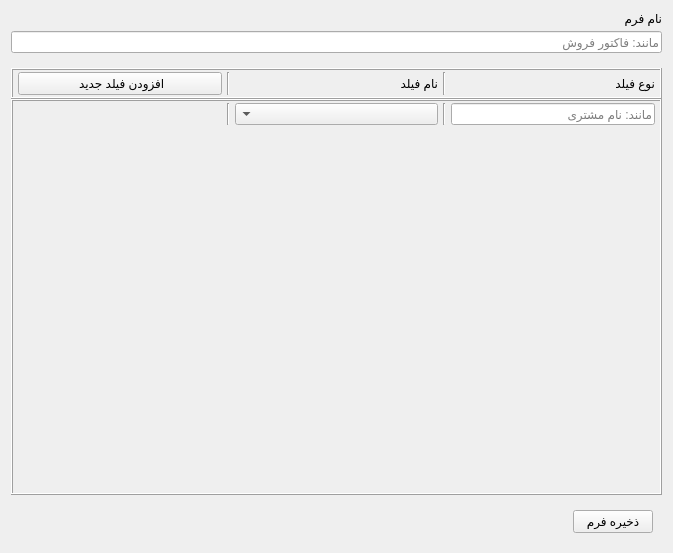
ostadsgo/form_app, file ui/form/create.ui: the form before one commit.
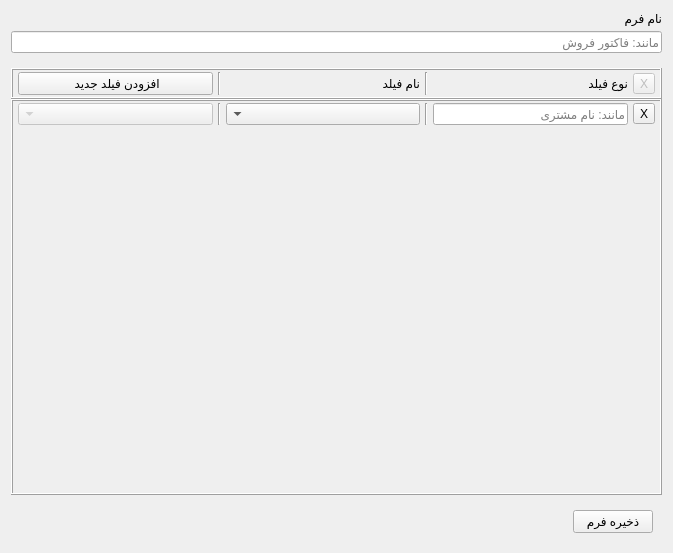
The form after the commit.

Commit message: Add delete button in ui part.

The edit to the form file:
```diff
--- a/ui/form/create.ui
+++ b/ui/form/create.ui
@@ -111,7 +111,7 @@
         <property name="lineWidth">
          <number>1</number>
         </property>
-        <layout class="QHBoxLayout" name="header_layout" stretch="1,0,1,0,1">
+        <layout class="QHBoxLayout" name="header_layout" stretch="0,0,0,0,0,0">
          <property name="spacing">
           <number>5</number>
          </property>
@@ -127,6 +127,16 @@
          <property name="bottomMargin">
           <number>2</number>
          </property>
+         <item>
+          <widget class="QToolButton" name="tool_button">
+           <property name="enabled">
+            <bool>false</bool>
+           </property>
+           <property name="text">
+            <string>X</string>
+           </property>
+          </widget>
+         </item>
          <item>
           <widget class="QLabel" name="label_2">
            <property name="text">
@@ -239,7 +249,7 @@
               <property name="frameShadow">
                <enum>QFrame::Shadow::Plain</enum>
               </property>
-              <layout class="QHBoxLayout" name="field_layout" stretch="1,0,1,0,1">
+              <layout class="QHBoxLayout" name="field_layout" stretch="0,1,0,1,0,1">
                <property name="spacing">
                 <number>5</number>
                </property>
@@ -255,6 +265,13 @@
                <property name="bottomMargin">
                 <number>2</number>
                </property>
+               <item>
+                <widget class="QToolButton" name="delete_button">
+                 <property name="text">
+                  <string>X</string>
+                 </property>
+                </widget>
+               </item>
                <item>
                 <widget class="QLineEdit" name="field_name">
                  <property name="sizePolicy">
@@ -286,15 +303,9 @@
                 </widget>
                </item>
                <item>
-                <widget class="QLabel" name="hidden_lable">
-                 <property name="sizePolicy">
-                  <sizepolicy hsizetype="Expanding" vsizetype="Preferred">
-                   <horstretch>0</horstretch>
-                   <verstretch>0</verstretch>
-                  </sizepolicy>
-                 </property>
-                 <property name="text">
-                  <string/>
+                <widget class="QComboBox" name="multi_choice">
+                 <property name="enabled">
+                  <bool>false</bool>
                  </property>
                 </widget>
                </item>
```
The commit also changes 3 other files.
